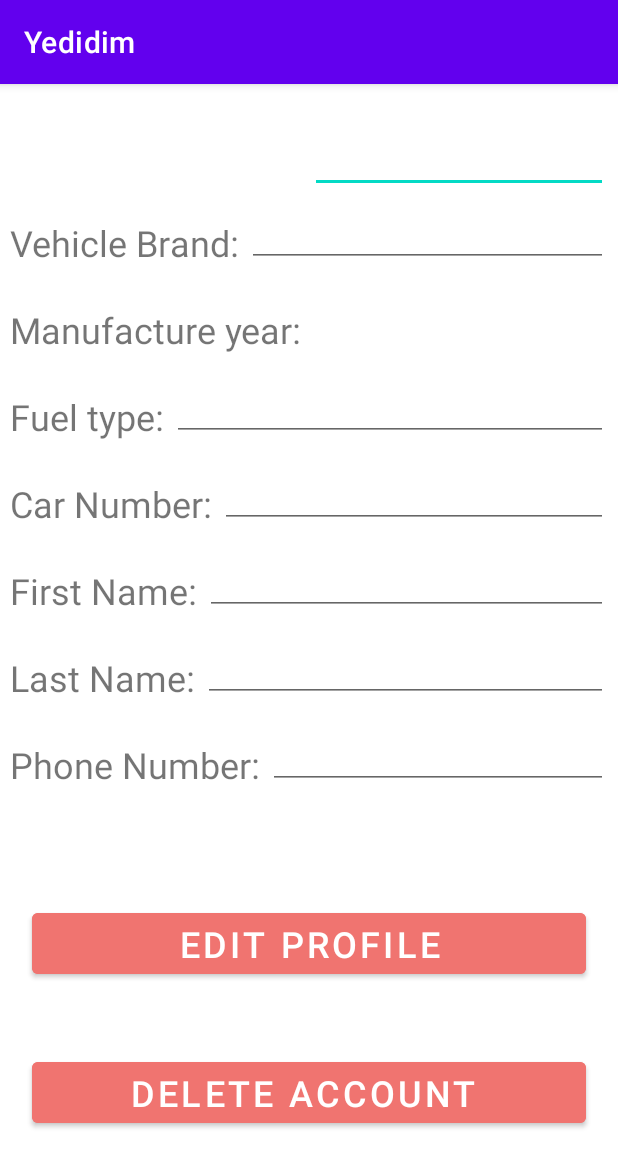
After one commit to yardenho/Yedidim, an Android app: the fragment MyProfileFragment shown on its own in the app's theme, on a phone screen of 412 x 824 dp. The commit adds this screen. Shown: the top 1167 px of the screen. Run offline under Robolectric (Android 15) with nearby library versions, the phone set to English and light mode, and no system bars.

Commit message:
finish edit profile fragment and my profile fragment

```diff
--- /dev/null
+++ b/app/src/main/java/com/example/yedidim/MyProfileFragment.java
@@ -0,0 +1,64 @@
+package com.example.yedidim;
+
+import android.os.Bundle;
+
+import androidx.fragment.app.Fragment;
+
+import android.view.LayoutInflater;
+import android.view.View;
+import android.view.ViewGroup;
+
+/**
+ * A simple {@link Fragment} subclass.
+ * Use the {@link MyProfileFragment#newInstance} factory method to
+ * create an instance of this fragment.
+ */
+public class MyProfileFragment extends Fragment {
+
+    // TODO: Rename parameter arguments, choose names that match
+    // the fragment initialization parameters, e.g. ARG_ITEM_NUMBER
+    private static final String ARG_PARAM1 = "param1";
+    private static final String ARG_PARAM2 = "param2";
+
+    // TODO: Rename and change types of parameters
+    private String mParam1;
+    private String mParam2;
+
+    public MyProfileFragment() {
+        // Required empty public constructor
+    }
+
+    /**
+     * Use this factory method to create a new instance of
+     * this fragment using the provided parameters.
+     *
+     * @param param1 Parameter 1.
+     * @param param2 Parameter 2.
+     * @return A new instance of fragment MyProfileFragment.
+     */
+    // TODO: Rename and change types and number of parameters
+    public static MyProfileFragment newInstance(String param1, String param2) {
+        MyProfileFragment fragment = new MyProfileFragment();
+        Bundle args = new Bundle();
+        args.putString(ARG_PARAM1, param1);
+        args.putString(ARG_PARAM2, param2);
+        fragment.setArguments(args);
+        return fragment;
+    }
+
+    @Override
+    public void onCreate(Bundle savedInstanceState) {
+        super.onCreate(savedInstanceState);
+        if (getArguments() != null) {
+            mParam1 = getArguments().getString(ARG_PARAM1);
+            mParam2 = getArguments().getString(ARG_PARAM2);
+        }
+    }
+
+    @Override
+    public View onCreateView(LayoutInflater inflater, ViewGroup container,
+                             Bundle savedInstanceState) {
+        // Inflate the layout for this fragment
+        return inflater.inflate(R.layout.fragment_my_profile, container, false);
+    }
+}
--- /dev/null
+++ b/app/src/main/res/layout/fragment_my_profile.xml
@@ -0,0 +1,238 @@
+<?xml version="1.0" encoding="utf-8"?>
+<androidx.constraintlayout.widget.ConstraintLayout xmlns:android="http://schemas.android.com/apk/res/android"
+    xmlns:app="http://schemas.android.com/apk/res-auto"
+    xmlns:tools="http://schemas.android.com/tools"
+    android:id="@+id/frameLayout5"
+    android:layout_width="match_parent"
+    android:layout_height="match_parent"
+    tools:context=".MyProfileFragment" >
+
+    <androidx.constraintlayout.widget.ConstraintLayout
+        android:id="@+id/scrollView2"
+        android:layout_width="409dp"
+        android:layout_height="729dp"
+        app:layout_constraintBottom_toBottomOf="parent"
+        app:layout_constraintEnd_toEndOf="parent"
+        app:layout_constraintStart_toStartOf="parent"
+        app:layout_constraintTop_toTopOf="parent">
+
+        <ScrollView
+            android:layout_width="409dp"
+            android:layout_height="729dp"
+            android:fillViewport="true"
+            app:layout_constraintBottom_toBottomOf="parent"
+            app:layout_constraintEnd_toEndOf="parent"
+            app:layout_constraintHorizontal_bias="0.0"
+            app:layout_constraintStart_toStartOf="parent"
+            app:layout_constraintTop_toTopOf="parent"
+            app:layout_constraintVertical_bias="0.0">
+
+            <androidx.constraintlayout.widget.ConstraintLayout
+                android:id="@+id/linearLayout3"
+                android:layout_width="match_parent"
+                android:layout_height="wrap_content"
+                android:orientation="vertical">
+
+                <Button
+                    android:id="@+id/myProfile_bt_editProfile"
+                    android:layout_width="0dp"
+                    android:layout_height="wrap_content"
+                    android:layout_marginStart="20dp"
+                    android:layout_marginTop="50dp"
+                    android:layout_marginEnd="20dp"
+                    android:layout_marginBottom="20dp"
+                    android:backgroundTint="#F07470"
+                    android:text="Edit Profile"
+                    android:textSize="24sp"
+                    app:layout_constraintBottom_toTopOf="@+id/myProfile_bt_deleteAccount"
+                    app:layout_constraintEnd_toEndOf="parent"
+                    app:layout_constraintStart_toStartOf="parent"
+                    app:layout_constraintTop_toBottomOf="@+id/myProfile_tv_phoneNumber" />
+
+                <Button
+                    android:id="@+id/myProfile_bt_deleteAccount"
+                    android:layout_width="0dp"
+                    android:layout_height="wrap_content"
+                    android:layout_marginStart="20dp"
+                    android:layout_marginEnd="20dp"
+                    android:layout_marginBottom="50dp"
+                    android:backgroundTint="#F07470"
+                    android:text="Delete Account "
+                    android:textSize="24sp"
+                    app:layout_constraintBottom_toBottomOf="parent"
+                    app:layout_constraintEnd_toEndOf="parent"
+                    app:layout_constraintStart_toStartOf="parent" />
+
+                <TextView
+                    android:id="@+id/myProfile_tv_vehicleBrand"
+                    android:layout_width="wrap_content"
+                    android:layout_height="wrap_content"
+                    android:layout_marginStart="5dp"
+                    android:layout_marginTop="70dp"
+                    android:text="Vehicle Brand:"
+                    android:textSize="24sp"
+                    app:layout_constraintStart_toStartOf="parent"
+                    app:layout_constraintTop_toTopOf="parent" />
+
+                <EditText
+                    android:id="@+id/myProfile_et_vehicleBrand"
+                    android:layout_width="0dp"
+                    android:layout_height="wrap_content"
+                    android:layout_marginStart="5dp"
+                    android:layout_marginEnd="5dp"
+                    android:ems="10"
+                    android:inputType="textPersonName"
+                    android:textSize="24sp"
+                    app:layout_constraintBottom_toBottomOf="@+id/myProfile_tv_vehicleBrand"
+                    app:layout_constraintEnd_toEndOf="parent"
+                    app:layout_constraintHorizontal_bias="1.0"
+                    app:layout_constraintStart_toEndOf="@+id/myProfile_tv_vehicleBrand" />
+
+                <TextView
+                    android:id="@+id/myProfile_tv_manufactureYear"
+                    android:layout_width="wrap_content"
+                    android:layout_height="wrap_content"
+                    android:layout_marginStart="5dp"
+                    android:layout_marginTop="25dp"
+                    android:text="Manufacture year:"
+                    android:textSize="24sp"
+                    app:layout_constraintStart_toStartOf="parent"
+                    app:layout_constraintTop_toBottomOf="@+id/myProfile_tv_vehicleBrand" />
+
+                <TextView
+                    android:id="@+id/myProfile_tv_fuelType"
+                    android:layout_width="wrap_content"
+                    android:layout_height="wrap_content"
+                    android:layout_marginStart="5dp"
+                    android:layout_marginTop="25dp"
+                    android:text="Fuel type:"
+                    android:textSize="24sp"
+                    app:layout_constraintStart_toStartOf="parent"
+                    app:layout_constraintTop_toBottomOf="@+id/myProfile_tv_manufactureYear" />
+
+                <TextView
+                    android:id="@+id/myProfile_tv_carNumber"
+                    android:layout_width="wrap_content"
+                    android:layout_height="wrap_content"
+                    android:layout_marginStart="5dp"
+                    android:layout_marginTop="25dp"
+                    android:text="Car Number:"
+                    android:textSize="24sp"
+                    app:layout_constraintStart_toStartOf="parent"
+                    app:layout_constraintTop_toBottomOf="@+id/myProfile_tv_fuelType" />
+
+                <TextView
+                    android:id="@+id/myProfile_tv_firstName"
+                    android:layout_width="wrap_content"
+                    android:layout_height="wrap_content"
+                    android:layout_marginStart="5dp"
+                    android:layout_marginTop="25dp"
+                    android:text="First Name:"
+                    android:textSize="24sp"
+                    app:layout_constraintStart_toStartOf="parent"
+                    app:layout_constraintTop_toBottomOf="@+id/myProfile_tv_carNumber" />
+
+                <TextView
+                    android:id="@+id/myProfile_tv_lastName"
+                    android:layout_width="wrap_content"
+                    android:layout_height="wrap_content"
+                    android:layout_marginStart="5dp"
+                    android:layout_marginTop="25dp"
+                    android:text="Last Name:"
+                    android:textSize="24sp"
+                    app:layout_constraintStart_toStartOf="parent"
+                    app:layout_constraintTop_toBottomOf="@+id/myProfile_tv_firstName" />
+
+                <TextView
+                    android:id="@+id/myProfile_tv_phoneNumber"
+                    android:layout_width="wrap_content"
+                    android:layout_height="wrap_content"
+                    android:layout_marginStart="5dp"
+                    android:layout_marginTop="25dp"
+                    android:text="Phone Number:"
+                    android:textSize="24sp"
+                    app:layout_constraintStart_toStartOf="parent"
+                    app:layout_constraintTop_toBottomOf="@+id/myProfile_tv_lastName" />
+
+                <EditText
+                    android:id="@+id/myProfile_et_manufactureYear"
+                    android:layout_width="0dp"
+                    android:layout_height="wrap_content"
+                    android:layout_marginStart="5dp"
+                    android:layout_marginEnd="5dp"
+                    android:ems="10"
+                    android:inputType="textPersonName"
+                    android:textSize="24sp"
+                    app:layout_constraintEnd_toEndOf="parent"
+                    app:layout_constraintStart_toEndOf="@+id/myProfile_tv_manufactureYear"
+                    tools:layout_editor_absoluteY="107dp" />
+
+                <EditText
+                    android:id="@+id/myProfile_et_fuelType"
+                    android:layout_width="0dp"
+                    android:layout_height="wrap_content"
+                    android:layout_marginStart="5dp"
+                    android:layout_marginEnd="5dp"
+                    android:ems="10"
+                    android:inputType="textPersonName"
+                    android:textSize="24sp"
+                    app:layout_constraintBottom_toBottomOf="@+id/myProfile_tv_fuelType"
+                    app:layout_constraintEnd_toEndOf="parent"
+                    app:layout_constraintStart_toEndOf="@+id/myProfile_tv_fuelType" />
+
+                <EditText
+                    android:id="@+id/myProfile_et_carNumber"
+                    android:layout_width="0dp"
+                    android:layout_height="wrap_content"
+                    android:layout_marginStart="5dp"
+                    android:layout_marginEnd="5dp"
+                    android:ems="10"
+                    android:inputType="textPersonName"
+                    android:textSize="24sp"
+                    app:layout_constraintBottom_toBottomOf="@+id/myProfile_tv_carNumber"
+                    app:layout_constraintEnd_toEndOf="parent"
+                    app:layout_constraintStart_toEndOf="@+id/myProfile_tv_carNumber" />
+
+                <EditText
+                    android:id="@+id/myProfile_et_firstName"
+                    android:layout_width="0dp"
+                    android:layout_height="wrap_content"
+                    android:layout_marginStart="5dp"
+                    android:layout_marginEnd="5dp"
+                    android:ems="10"
+                    android:inputType="textPersonName"
+                    android:textSize="24sp"
+                    app:layout_constraintBottom_toBottomOf="@+id/myProfile_tv_firstName"
+                    app:layout_constraintEnd_toEndOf="parent"
+                    app:layout_constraintStart_toEndOf="@+id/myProfile_tv_firstName" />
+
+                <EditText
+                    android:id="@+id/myProfile_et_lastName"
+                    android:layout_width="0dp"
+                    android:layout_height="wrap_content"
+                    android:layout_marginStart="5dp"
+                    android:layout_marginEnd="5dp"
+                    android:ems="10"
+                    android:inputType="textPersonName"
+                    android:textSize="24sp"
+                    app:layout_constraintBottom_toBottomOf="@+id/myProfile_tv_lastName"
+                    app:layout_constraintEnd_toEndOf="parent"
+                    app:layout_constraintStart_toEndOf="@+id/myProfile_tv_lastName" />
+
+                <EditText
+                    android:id="@+id/myProfile_et_phoneNumber"
+                    android:layout_width="0dp"
+                    android:layout_height="wrap_content"
+                    android:layout_marginStart="5dp"
+                    android:layout_marginEnd="5dp"
+                    android:ems="10"
+                    android:inputType="textPersonName"
+                    android:textSize="24sp"
+                    app:layout_constraintBottom_toBottomOf="@+id/myProfile_tv_phoneNumber"
+                    app:layout_constraintEnd_toEndOf="parent"
+                    app:layout_constraintStart_toEndOf="@+id/myProfile_tv_phoneNumber" />
+            </androidx.constraintlayout.widget.ConstraintLayout>
+        </ScrollView>
+
+    </androidx.constraintlayout.widget.ConstraintLayout>
+</androidx.constraintlayout.widget.ConstraintLayout>
--- a/app/src/main/res/navigation/nav_graph.xml
+++ b/app/src/main/res/navigation/nav_graph.xml
@@ -35,4 +35,9 @@
         android:name="com.example.yedidim.EditProfileFragment"
         android:label="fragment_edit_profile"
         tools:layout="@layout/fragment_edit_profile" />
+    <fragment
+        android:id="@+id/myProfileFragment"
+        android:name="com.example.yedidim.MyProfileFragment"
+        android:label="fragment_my_profile"
+        tools:layout="@layout/fragment_my_profile" />
 </navigation>
```
Also changed, not shown: app/src/main/res/layout/fragment_edit_profile.xml (+66 -62 lines).
